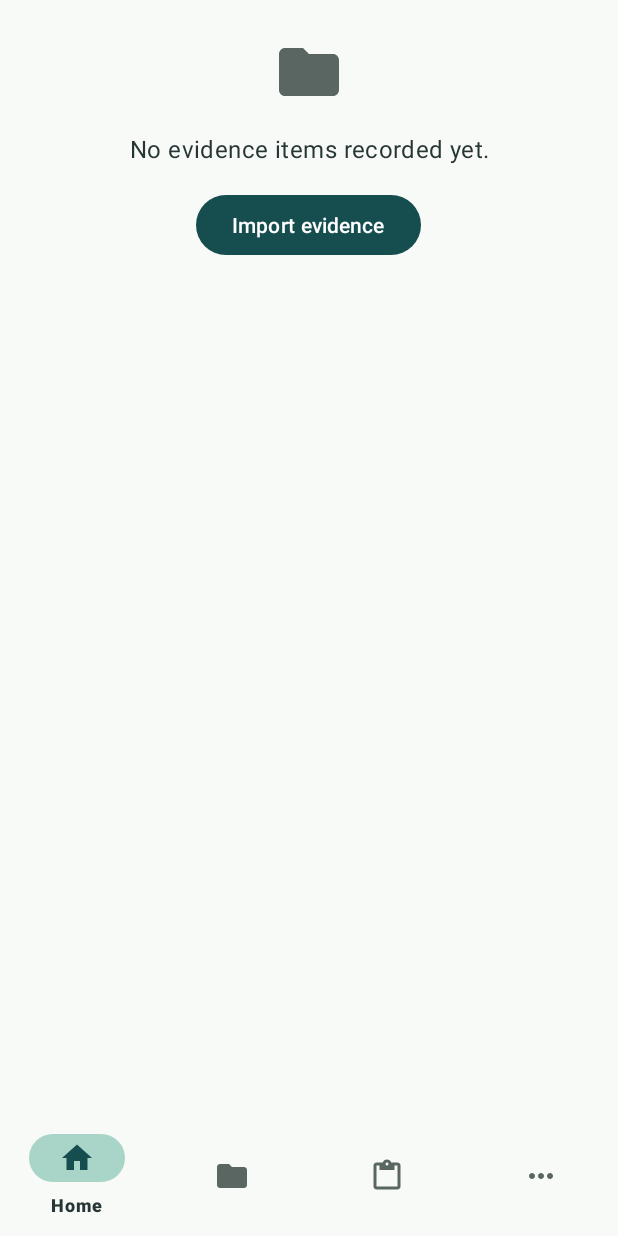
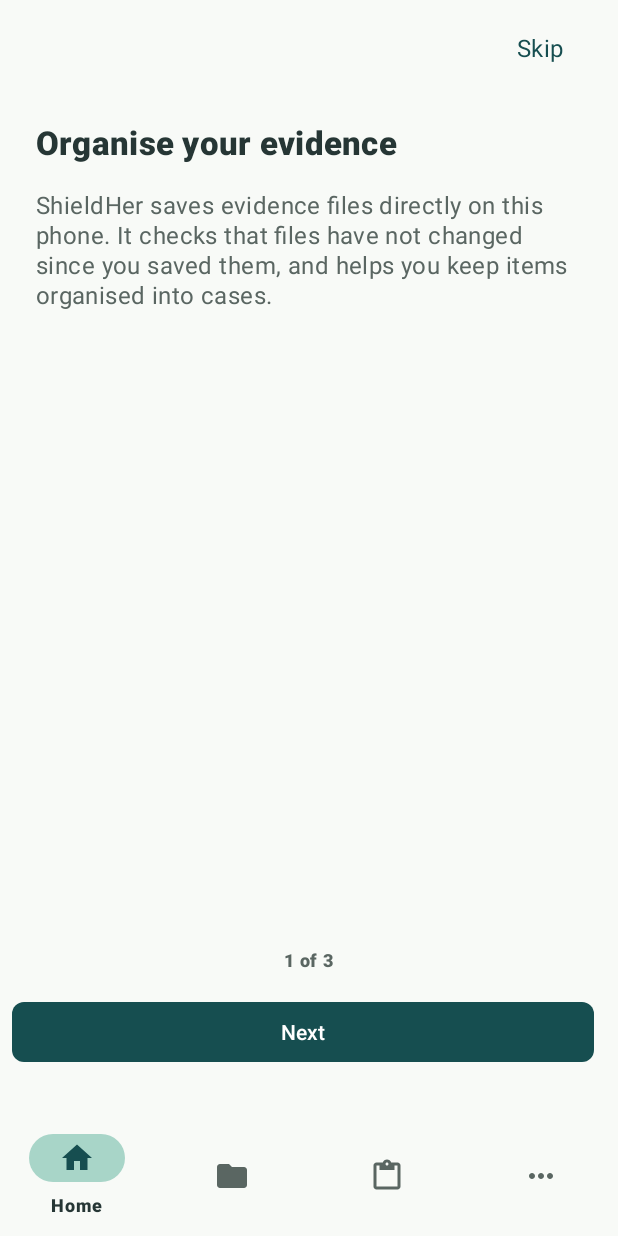
Before and after one commit to abdulsaboor190/ShieldHer_FYP_1, an Android app: the screen it shows after launch (MainActivity), on a phone screen of 412 x 824 dp. Run offline under Robolectric (Android 15) with nearby library versions, the phone set to English and light mode, and no system bars; our stand-ins replace Room's generated code, navigation-ui.

Commit message:
FE-4.8a: onboarding ViewPager2 three pages

```diff
--- a/app/src/main/java/com/shieldher/dashboard/MainActivity.kt
+++ b/app/src/main/java/com/shieldher/dashboard/MainActivity.kt
@@ -52,6 +52,11 @@ class MainActivity : AppCompatActivity() {
             .findFragmentById(R.id.nav_host) as NavHostFragment
         val navController = navHostFragment.navController
         binding.bottomNav.setupWithNavController(navController)
+
+        // First run navigation to onboarding
+        if (savedInstanceState == null && !appSettings.onboardingSeen) {
+            navController.navigate(R.id.onboardingFragment)
+        }
     }
 
     override fun onResume() {
--- a/app/src/main/java/com/shieldher/dashboard/common/ScreenProtection.kt
+++ b/app/src/main/java/com/shieldher/dashboard/common/ScreenProtection.kt
@@ -34,8 +34,13 @@ class AppSettings(context: Context) {
         get() = prefs.getBoolean(KEY_SCREENSHOT_PROTECTION, true)
         set(value) = prefs.edit().putBoolean(KEY_SCREENSHOT_PROTECTION, value).apply()
 
+    var onboardingSeen: Boolean
+        get() = prefs.getBoolean(KEY_ONBOARDING_SEEN, false)
+        set(value) = prefs.edit().putBoolean(KEY_ONBOARDING_SEEN, value).apply()
+
     companion object {
         private const val KEY_SCREENSHOT_PROTECTION = "screenshot_protection_enabled"
+        private const val KEY_ONBOARDING_SEEN = "onboarding_seen"
     }
 }
 
--- a/app/src/main/java/com/shieldher/dashboard/onboarding/OnboardingFragment.kt
+++ b/app/src/main/java/com/shieldher/dashboard/onboarding/OnboardingFragment.kt
@@ -4,18 +4,143 @@ import android.os.Bundle
 import android.view.LayoutInflater
 import android.view.View
 import android.view.ViewGroup
+import android.widget.Button
 import android.widget.TextView
 import androidx.fragment.app.Fragment
+import androidx.navigation.fragment.findNavController
+import androidx.recyclerview.widget.RecyclerView
+import androidx.viewpager2.widget.ViewPager2
 import com.shieldher.R
+import com.shieldher.dashboard.common.AppSettings
 
 class OnboardingFragment : Fragment() {
+
+    private data class OnboardingPage(
+        val headingRes: Int,
+        val bodyRes: Int
+    )
+
+    private val pages = listOf(
+        OnboardingPage(R.string.onboarding_page1_heading, R.string.onboarding_page1_body),
+        OnboardingPage(R.string.onboarding_page2_heading, R.string.onboarding_page2_body),
+        OnboardingPage(R.string.onboarding_page3_heading, R.string.onboarding_page3_body)
+    )
+
+    private lateinit var appSettings: AppSettings
+    private lateinit var viewPager: ViewPager2
+    private lateinit var textIndicator: TextView
+    private lateinit var btnBack: Button
+    private lateinit var btnNext: Button
+    private lateinit var btnSkip: Button
+
     override fun onCreateView(
         inflater: LayoutInflater,
         container: ViewGroup?,
         savedInstanceState: Bundle?
-    ): View? {
-        val view = inflater.inflate(R.layout.fragment_placeholder, container, false)
-        view.findViewById<TextView>(R.id.text_title).setText(R.string.title_onboarding)
-        return view
+    ): View = inflater.inflate(R.layout.fragment_onboarding, container, false)
+
+    override fun onViewCreated(view: View, savedInstanceState: Bundle?) {
+        super.onViewCreated(view, savedInstanceState)
+
+        appSettings = AppSettings(requireContext())
+
+        viewPager = view.findViewById(R.id.view_pager_onboarding)
+        textIndicator = view.findViewById(R.id.text_page_indicator)
+        btnBack = view.findViewById(R.id.btn_back)
+        btnNext = view.findViewById(R.id.btn_next)
+        btnSkip = view.findViewById(R.id.btn_skip)
+
+        viewPager.adapter = OnboardingPagerAdapter(pages)
+
+        viewPager.registerOnPageChangeCallback(object : ViewPager2.OnPageChangeCallback() {
+            override fun onPageSelected(position: Int) {
+                updateUiForPage(position)
+            }
+        })
+
+        // Initial state for page 0
+        updateUiForPage(0)
+
+        btnSkip.setOnClickListener { finishOnboarding() }
+
+        btnBack.setOnClickListener {
+            val current = viewPager.currentItem
+            if (current > 0) viewPager.currentItem = current - 1
+        }
+
+        btnNext.setOnClickListener {
+            val current = viewPager.currentItem
+            if (OnboardingStateHelper.isLastPage(current, pages.size)) {
+                finishOnboarding()
+            } else {
+                viewPager.currentItem = current + 1
+            }
+        }
+    }
+
+    private fun updateUiForPage(pageIndex: Int) {
+        val total = pages.size
+
+        // Page indicator text
+        textIndicator.text = getString(R.string.onboarding_page_indicator, pageIndex + 1, total)
+
+        // Skip visibility: visible on all but last page
+        btnSkip.visibility = if (OnboardingStateHelper.shouldShowSkip(pageIndex, total)) {
+            View.VISIBLE
+        } else {
+            View.GONE
+        }
+
+        // Back visibility: gone on first page
+        btnBack.visibility = if (OnboardingStateHelper.shouldShowBack(pageIndex)) {
+            View.VISIBLE
+        } else {
+            View.GONE
+        }
+
+        // Next button label changes on last page
+        btnNext.setText(
+            if (OnboardingStateHelper.isLastPage(pageIndex, total)) {
+                R.string.onboarding_action_get_started
+            } else {
+                R.string.onboarding_action_next
+            }
+        )
+    }
+
+    private fun finishOnboarding() {
+        appSettings.onboardingSeen = true
+        findNavController().popBackStack()
+    }
+
+    // ---------------------------------------------------------------------------
+    // Inner adapter
+    // ---------------------------------------------------------------------------
+
+    private inner class OnboardingPagerAdapter(
+        private val items: List<OnboardingPage>
+    ) : RecyclerView.Adapter<OnboardingPagerAdapter.PageViewHolder>() {
+
+        override fun getItemCount(): Int = items.size
+
+        override fun onCreateViewHolder(parent: ViewGroup, viewType: Int): PageViewHolder {
+            val itemView = LayoutInflater.from(parent.context)
+                .inflate(R.layout.item_onboarding_page, parent, false)
+            return PageViewHolder(itemView)
+        }
+
+        override fun onBindViewHolder(holder: PageViewHolder, position: Int) {
+            holder.bind(items[position])
+        }
+
+        inner class PageViewHolder(itemView: View) : RecyclerView.ViewHolder(itemView) {
+            private val heading: TextView = itemView.findViewById(R.id.text_onboarding_heading)
+            private val body: TextView = itemView.findViewById(R.id.text_onboarding_body)
+
+            fun bind(page: OnboardingPage) {
+                heading.setText(page.headingRes)
+                body.setText(page.bodyRes)
+            }
+        }
     }
 }
--- /dev/null
+++ b/app/src/main/java/com/shieldher/dashboard/onboarding/OnboardingStateHelper.kt
@@ -0,0 +1,31 @@
+package com.shieldher.dashboard.onboarding
+
+/**
+ * Pure logic helpers for onboarding navigation state.
+ *
+ * All functions are free of Android dependencies so they can be unit-tested
+ * without an instrumented device or mocking framework.
+ */
+object OnboardingStateHelper {
+
+    /**
+     * Returns true when the Skip button should be visible.
+     * Skip is available on all pages except the last one.
+     */
+    fun shouldShowSkip(pageIndex: Int, totalPages: Int): Boolean =
+        pageIndex < totalPages - 1
+
+    /**
+     * Returns true when the Back button should be visible.
+     * Back is hidden on the first page (index 0).
+     */
+    fun shouldShowBack(pageIndex: Int): Boolean =
+        pageIndex > 0
+
+    /**
+     * Returns true when [pageIndex] is the last page (index == totalPages - 1).
+     * Used to decide whether to show "Get started" vs "Next".
+     */
+    fun isLastPage(pageIndex: Int, totalPages: Int): Boolean =
+        totalPages > 0 && pageIndex == totalPages - 1
+}
--- /dev/null
+++ b/app/src/main/res/layout/fragment_onboarding.xml
@@ -0,0 +1,84 @@
+<?xml version="1.0" encoding="utf-8"?>
+<androidx.constraintlayout.widget.ConstraintLayout
+    xmlns:android="http://schemas.android.com/apk/res/android"
+    xmlns:app="http://schemas.android.com/apk/res-auto"
+    xmlns:tools="http://schemas.android.com/tools"
+    android:layout_width="match_parent"
+    android:layout_height="match_parent"
+    android:background="@color/sh_background">
+
+    <!-- Skip button (top-right, hidden on last page) -->
+    <Button
+        android:id="@+id/btn_skip"
+        style="@style/Widget.MaterialComponents.Button.TextButton"
+        android:layout_width="wrap_content"
+        android:layout_height="@dimen/sh_touch_min"
+        android:layout_marginEnd="@dimen/sh_space_8"
+        android:layout_marginTop="@dimen/sh_space_8"
+        android:text="@string/onboarding_action_skip"
+        android:textAppearance="@style/ShieldHer.TextAppearance.Body"
+        android:textColor="@color/sh_primary"
+        app:layout_constraintEnd_toEndOf="parent"
+        app:layout_constraintTop_toTopOf="parent" />
+
+    <!-- ViewPager2 fills space between top controls and bottom nav -->
+    <androidx.viewpager2.widget.ViewPager2
+        android:id="@+id/view_pager_onboarding"
+        android:layout_width="0dp"
+        android:layout_height="0dp"
+        app:layout_constraintBottom_toTopOf="@id/text_page_indicator"
+        app:layout_constraintEnd_toEndOf="parent"
+        app:layout_constraintStart_toStartOf="parent"
+        app:layout_constraintTop_toBottomOf="@id/btn_skip" />
+
+    <!-- Page indicator (e.g. "1 of 3") -->
+    <TextView
+        android:id="@+id/text_page_indicator"
+        android:layout_width="wrap_content"
+        android:layout_height="wrap_content"
+        android:layout_marginBottom="@dimen/sh_space_16"
+        android:textAppearance="@style/ShieldHer.TextAppearance.Caption"
+        android:textColor="@color/sh_text_secondary"
+        app:layout_constraintBottom_toTopOf="@id/barrier_buttons"
+        app:layout_constraintEnd_toEndOf="parent"
+        app:layout_constraintStart_toStartOf="parent"
+        tools:text="1 of 3" />
+
+    <!-- Barrier to anchor button row -->
+    <androidx.constraintlayout.widget.Barrier
+        android:id="@+id/barrier_buttons"
+        android:layout_width="wrap_content"
+        android:layout_height="wrap_content"
+        app:barrierDirection="top"
+        app:constraint_referenced_ids="btn_back,btn_next" />
+
+    <!-- Back button (gone on first page) -->
+    <Button
+        android:id="@+id/btn_back"
+        style="@style/ShieldHer.Button.Secondary"
+        android:layout_width="0dp"
+        android:layout_height="@dimen/sh_touch_min"
+        android:layout_marginStart="@dimen/sh_space_16"
+        android:layout_marginEnd="@dimen/sh_space_8"
+        android:layout_marginBottom="@dimen/sh_space_32"
+        android:text="@string/onboarding_action_back"
+        android:visibility="gone"
+        app:layout_constraintBottom_toBottomOf="parent"
+        app:layout_constraintEnd_toStartOf="@id/btn_next"
+        app:layout_constraintStart_toStartOf="parent" />
+
+    <!-- Next / Get Started button -->
+    <Button
+        android:id="@+id/btn_next"
+        style="@style/ShieldHer.Button.Primary"
+        android:layout_width="0dp"
+        android:layout_height="@dimen/sh_touch_min"
+        android:layout_marginStart="@dimen/sh_space_8"
+        android:layout_marginEnd="@dimen/sh_space_16"
+        android:layout_marginBottom="@dimen/sh_space_32"
+        android:text="@string/onboarding_action_next"
+        app:layout_constraintBottom_toBottomOf="parent"
+        app:layout_constraintEnd_toEndOf="parent"
+        app:layout_constraintStart_toEndOf="@id/btn_back" />
+
+</androidx.constraintlayout.widget.ConstraintLayout>
--- /dev/null
+++ b/app/src/main/res/layout/item_onboarding_page.xml
@@ -0,0 +1,34 @@
+<?xml version="1.0" encoding="utf-8"?>
+<ScrollView
+    xmlns:android="http://schemas.android.com/apk/res/android"
+    xmlns:tools="http://schemas.android.com/tools"
+    android:layout_width="match_parent"
+    android:layout_height="match_parent"
+    android:fillViewport="true">
+
+    <LinearLayout
+        android:layout_width="match_parent"
+        android:layout_height="wrap_content"
+        android:orientation="vertical"
+        android:padding="@dimen/sh_space_24">
+
+        <TextView
+            android:id="@+id/text_onboarding_heading"
+            android:layout_width="match_parent"
+            android:layout_height="wrap_content"
+            android:layout_marginBottom="@dimen/sh_space_16"
+            android:textAppearance="@style/ShieldHer.TextAppearance.Title"
+            android:textColor="@color/sh_text"
+            tools:text="Organise your evidence" />
+
+        <TextView
+            android:id="@+id/text_onboarding_body"
+            android:layout_width="match_parent"
+            android:layout_height="wrap_content"
+            android:textAppearance="@style/ShieldHer.TextAppearance.Body"
+            android:textColor="@color/sh_text_secondary"
+            tools:text="ShieldHer saves evidence files directly on this phone." />
+
+    </LinearLayout>
+
+</ScrollView>
--- /dev/null
+++ b/app/src/main/res/values/strings_onboarding.xml
@@ -0,0 +1,32 @@
+<?xml version="1.0" encoding="utf-8"?>
+<resources>
+    <!-- Common Onboarding Actions -->
+    <!-- PROPOSED: needs Abdul's review -->
+    <string name="onboarding_action_skip">Skip</string>
+    <!-- PROPOSED: needs Abdul's review -->
+    <string name="onboarding_action_next">Next</string>
+    <!-- PROPOSED: needs Abdul's review -->
+    <string name="onboarding_action_back">Back</string>
+    <!-- PROPOSED: needs Abdul's review -->
+    <string name="onboarding_action_get_started">Get started</string>
+    <!-- PROPOSED: needs Abdul's review -->
+    <string name="onboarding_page_indicator">%1$d of %2$d</string>
+
+    <!-- Page 1: What ShieldHer does -->
+    <!-- PROPOSED: needs Abdul's review -->
+    <string name="onboarding_page1_heading">Organise your evidence</string>
+    <!-- PROPOSED: needs Abdul's review -->
+    <string name="onboarding_page1_body">ShieldHer saves evidence files directly on this phone. It checks that files have not changed since you saved them, and helps you keep items organised into cases.</string>
+
+    <!-- Page 2: What ShieldHer does NOT do -->
+    <!-- PROPOSED: needs Abdul's review -->
+    <string name="onboarding_page2_heading">Understand the limits</string>
+    <!-- PROPOSED: needs Abdul's review -->
+    <string name="onboarding_page2_body">ShieldHer does not determine who created a file, when it was originally made, or whether it was edited before you saved it. It does not decide whether evidence can be used in a legal process.</string>
+
+    <!-- Page 3: Privacy -->
+    <!-- PROPOSED: needs Abdul's review -->
+    <string name="onboarding_page3_heading">Your data stays here</string>
+    <!-- PROPOSED: needs Abdul's review -->
+    <string name="onboarding_page3_body">Everything you save remains on this phone and is never uploaded anywhere. Screenshot protection is enabled by default to prevent other apps or previews from capturing your screen.</string>
+</resources>
```
Also changed, not shown: 1 other file.
